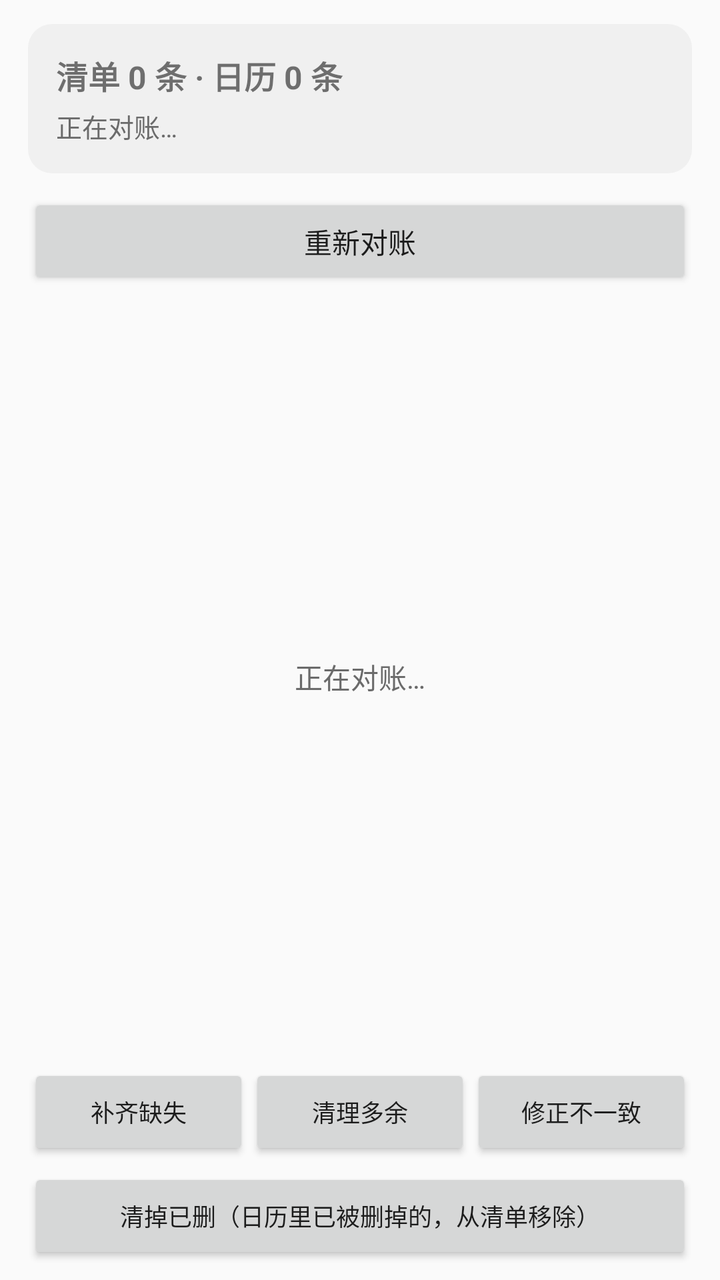
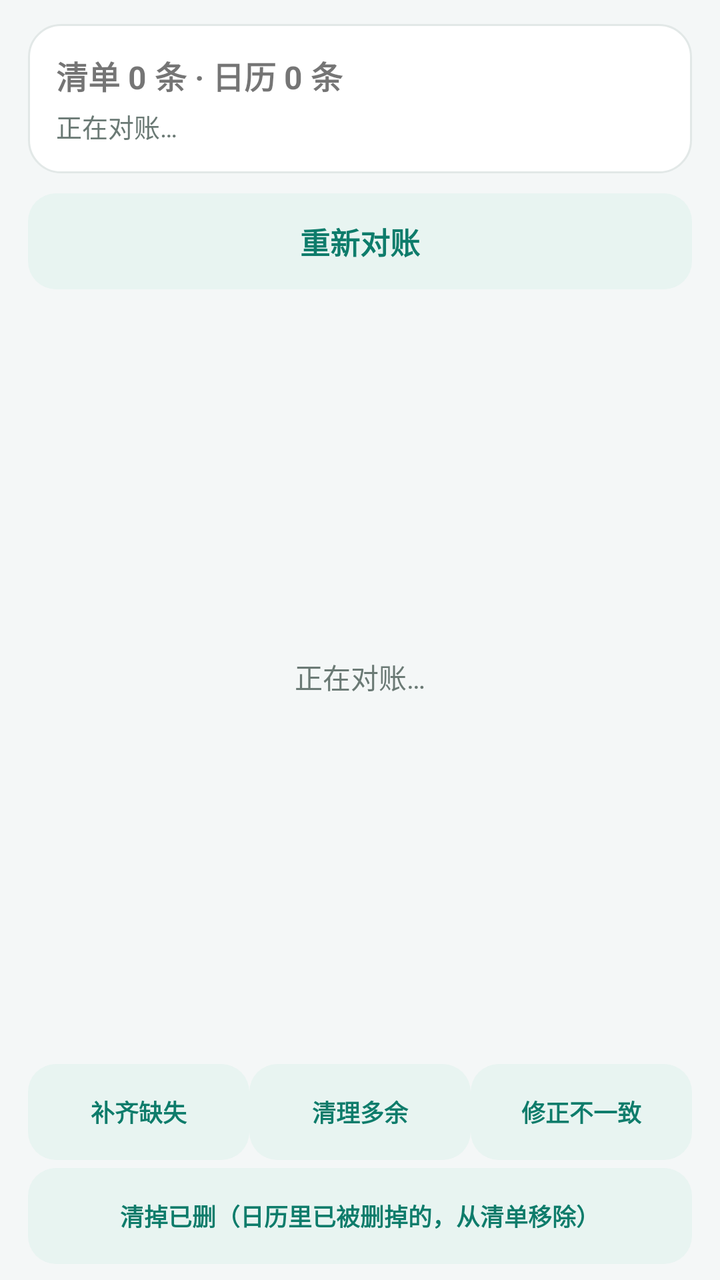

An Android layout rendered at two revisions. The XML below is the earlier revision; the diff shows what the commit changed to produce the second picture.
<!-- AndroidManifest.xml: application theme Theme.NtfyCalendar -->
<!-- res/layout/activity_reconcile.xml -->
<?xml version="1.0" encoding="utf-8"?>
<LinearLayout xmlns:android="http://schemas.android.com/apk/res/android"
    android:layout_width="match_parent"
    android:layout_height="match_parent"
    android:orientation="vertical"
    android:paddingLeft="14dp"
    android:paddingRight="14dp"
    android:paddingTop="12dp">

    <LinearLayout
        android:layout_width="match_parent"
        android:layout_height="wrap_content"
        android:background="@drawable/bg_card"
        android:orientation="vertical"
        android:padding="14dp">

        <TextView
            android:id="@+id/tvSummary"
            android:layout_width="match_parent"
            android:layout_height="wrap_content"
            android:textSize="16sp"
            android:textStyle="bold"
            android:text="清单 0 条 · 日历 0 条" />

        <TextView
            android:id="@+id/tvDetail"
            android:layout_width="match_parent"
            android:layout_height="wrap_content"
            android:layout_marginTop="4dp"
            android:textSize="13sp"
            android:textColor="@color/text_secondary"
            android:text="正在对账…" />
    </LinearLayout>

    <Button
        android:id="@+id/btnRefresh"
        android:layout_width="match_parent"
        android:layout_height="wrap_content"
        android:layout_marginTop="10dp"
        android:text="@string/btn_reconcile_refresh" />

    <FrameLayout
        android:layout_width="match_parent"
        android:layout_height="0dp"
        android:layout_weight="1">

        <androidx.recyclerview.widget.RecyclerView
            android:id="@+id/recycler"
            android:layout_width="match_parent"
            android:layout_height="match_parent"
            android:clipToPadding="false"
            android:paddingTop="10dp"
            android:paddingBottom="10dp" />

        <TextView
            android:id="@+id/tvEmpty"
            android:layout_width="match_parent"
            android:layout_height="match_parent"
            android:gravity="center"
            android:textSize="14sp"
            android:textColor="@color/text_secondary"
            android:text="正在对账…" />
    </FrameLayout>

    <LinearLayout
        android:layout_width="match_parent"
        android:layout_height="wrap_content"
        android:orientation="horizontal"
        android:paddingBottom="4dp">

        <Button
            android:id="@+id/btnFill"
            android:layout_width="0dp"
            android:layout_height="wrap_content"
            android:layout_weight="1"
            android:minWidth="0dp"
            android:paddingLeft="4dp"
            android:paddingRight="4dp"
            android:textSize="12sp"
            android:text="@string/btn_reconcile_fill" />

        <Button
            android:id="@+id/btnClean"
            android:layout_width="0dp"
            android:layout_height="wrap_content"
            android:layout_weight="1"
            android:minWidth="0dp"
            android:paddingLeft="4dp"
            android:paddingRight="4dp"
            android:textSize="12sp"
            android:text="@string/btn_reconcile_clean" />

        <Button
            android:id="@+id/btnFix"
            android:layout_width="0dp"
            android:layout_height="wrap_content"
            android:layout_weight="1"
            android:minWidth="0dp"
            android:paddingLeft="4dp"
            android:paddingRight="4dp"
            android:textSize="12sp"
            android:text="@string/btn_reconcile_fix" />
    </LinearLayout>

    <Button
        android:id="@+id/btnPurge"
        android:layout_width="match_parent"
        android:layout_height="wrap_content"
        android:layout_marginBottom="8dp"
        android:textSize="12sp"
        android:text="@string/btn_reconcile_purge" />
</LinearLayout>
<!-- resources referenced by this layout -->
<resources>
  <color name="text_secondary">#FF6B6B6B</color>
  <!-- drawable bg_card (drawable) -->
  <?xml version="1.0" encoding="utf-8"?>
  <shape xmlns:android="http://schemas.android.com/apk/res/android"
      android:shape="rectangle">
      <solid android:color="@color/card_bg" />
      <corners android:radius="12dp" />
  </shape>
  <string name="btn_reconcile_clean">清理多余</string>
  <string name="btn_reconcile_fill">补齐缺失</string>
  <string name="btn_reconcile_fix">修正不一致</string>
  <string name="btn_reconcile_purge">清掉已删（日历里已被删掉的，从清单移除）</string>
  <string name="btn_reconcile_refresh">重新对账</string>
  <style name="Theme.NtfyCalendar" parent="Theme.AppCompat.DayNight.DarkActionBar">
          <item name="colorPrimary">@color/primary</item>
          <item name="colorPrimaryDark">@color/primary_dark</item>
          <item name="colorAccent">@color/accent</item>
          <item name="android:windowBackground">?android:attr/colorBackground</item>
      </style>
  <color name="card_bg">#14808080</color>
  <color name="primary">#FF156B5A</color>
  <color name="primary_dark">#FF0E4B3F</color>
  <color name="accent">#FFEF8F32</color>
</resources>

<!-- the commit's change to res/layout/activity_reconcile.xml (unified diff, before → after) -->
@@ -33,6 +33,7 @@
     </LinearLayout>
 
     <Button
+            style="@style/BtnTonal"
         android:id="@+id/btnRefresh"
         android:layout_width="match_parent"
         android:layout_height="wrap_content"
@@ -69,6 +70,7 @@
         android:paddingBottom="4dp">
 
         <Button
+            style="@style/BtnTonal"
             android:id="@+id/btnFill"
             android:layout_width="0dp"
             android:layout_height="wrap_content"
@@ -80,6 +82,7 @@
             android:text="@string/btn_reconcile_fill" />
 
         <Button
+            style="@style/BtnTonal"
             android:id="@+id/btnClean"
             android:layout_width="0dp"
             android:layout_height="wrap_content"
@@ -91,6 +94,7 @@
             android:text="@string/btn_reconcile_clean" />
 
         <Button
+            style="@style/BtnTonal"
             android:id="@+id/btnFix"
             android:layout_width="0dp"
             android:layout_height="wrap_content"
@@ -103,6 +107,7 @@
     </LinearLayout>
 
     <Button
+            style="@style/BtnTonal"
         android:id="@+id/btnPurge"
         android:layout_width="match_parent"
         android:layout_height="wrap_content"
<!-- resource entries referenced after the edit -->
@@ -1,27 +1,57 @@
 <!-- resources referenced by this layout -->
 <resources>
-  <color name="text_secondary">#FF6B6B6B</color>
+  <color name="text_secondary">#FF6B7A75</color>
   <!-- drawable bg_card (drawable) -->
-  <?xml version="1.0" encoding="utf-8"?>
+  ﻿<?xml version="1.0" encoding="utf-8"?>
   <shape xmlns:android="http://schemas.android.com/apk/res/android"
       android:shape="rectangle">
       <solid android:color="@color/card_bg" />
-      <corners android:radius="12dp" />
+      <corners android:radius="16dp" />
+      <stroke
+          android:width="1dp"
+          android:color="@color/card_stroke" />
   </shape>
   <string name="btn_reconcile_clean">清理多余</string>
   <string name="btn_reconcile_fill">补齐缺失</string>
   <string name="btn_reconcile_fix">修正不一致</string>
   <string name="btn_reconcile_purge">清掉已删（日历里已被删掉的，从清单移除）</string>
   <string name="btn_reconcile_refresh">重新对账</string>
+  <style name="BtnTonal">
+          <item name="android:layout_width">match_parent</item>
+          <item name="android:layout_height">48dp</item>
+          <item name="android:background">@drawable/bg_button_tonal</item>
+          <item name="android:textColor">@color/primary</item>
+          <item name="android:textSize">15sp</item>
+          <item name="android:textStyle">bold</item>
+          <item name="android:textAllCaps">false</item>
+          <item name="android:stateListAnimator">@null</item>
+      </style>
   <style name="Theme.NtfyCalendar" parent="Theme.AppCompat.DayNight.DarkActionBar">
           <item name="colorPrimary">@color/primary</item>
           <item name="colorPrimaryDark">@color/primary_dark</item>
           <item name="colorAccent">@color/accent</item>
-          <item name="android:windowBackground">?android:attr/colorBackground</item>
+          <item name="android:windowBackground">@color/window_bg</item>
+          <item name="android:statusBarColor">@color/primary_dark</item>
+          <item name="android:navigationBarColor">@color/window_bg</item>
       </style>
-  <color name="card_bg">#14808080</color>
-  <color name="primary">#FF156B5A</color>
-  <color name="primary_dark">#FF0E4B3F</color>
-  <color name="accent">#FFEF8F32</color>
+  <color name="card_bg">#FFFFFFFF</color>
+  <color name="card_stroke">#FFE2E8E7</color>
+  <!-- drawable bg_button_tonal (drawable) -->
+  ﻿<?xml version="1.0" encoding="utf-8"?>
+  <ripple xmlns:android="http://schemas.android.com/apk/res/android"
+      android:color="@color/ripple">
+      <item>
+          <shape android:shape="rectangle">
+              <solid android:color="@color/chip_bg" />
+              <corners android:radius="14dp" />
+          </shape>
+      </item>
+  </ripple>
+  <color name="primary">#FF0E7C6B</color>
+  <color name="primary_dark">#FF0A5A4D</color>
+  <color name="accent">#FFF59E0B</color>
+  <color name="window_bg">#FFF4F7F7</color>
+  <color name="ripple">#220E7C6B</color>
+  <color name="chip_bg">#FFE8F4F1</color>
 </resources>
 
